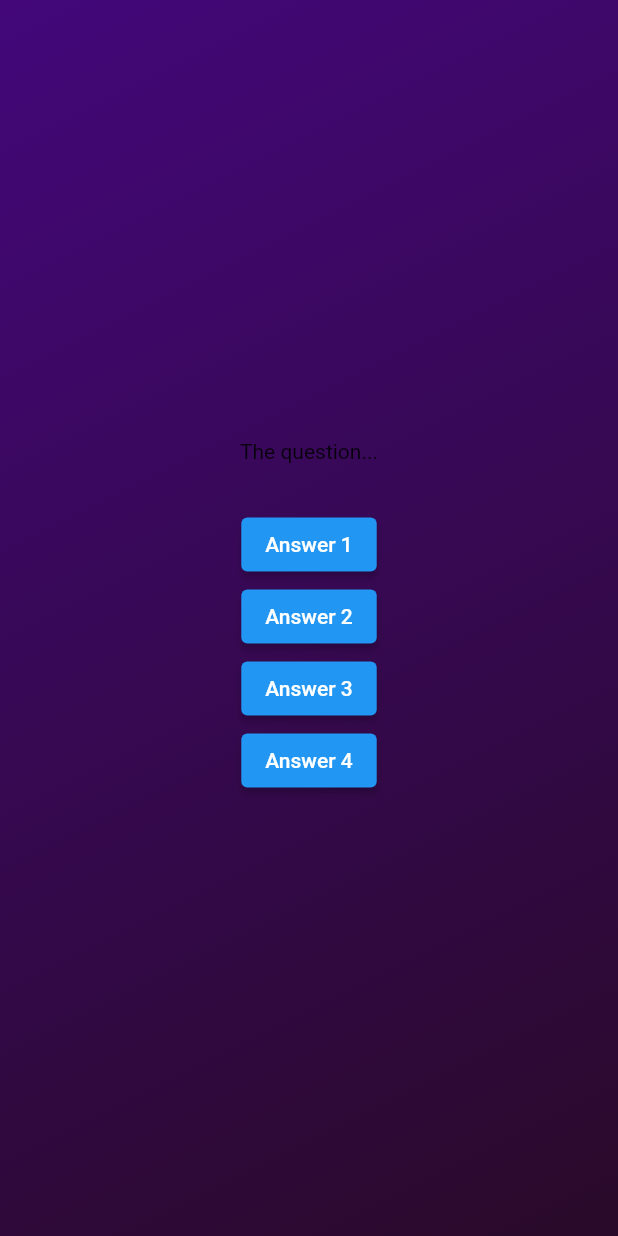
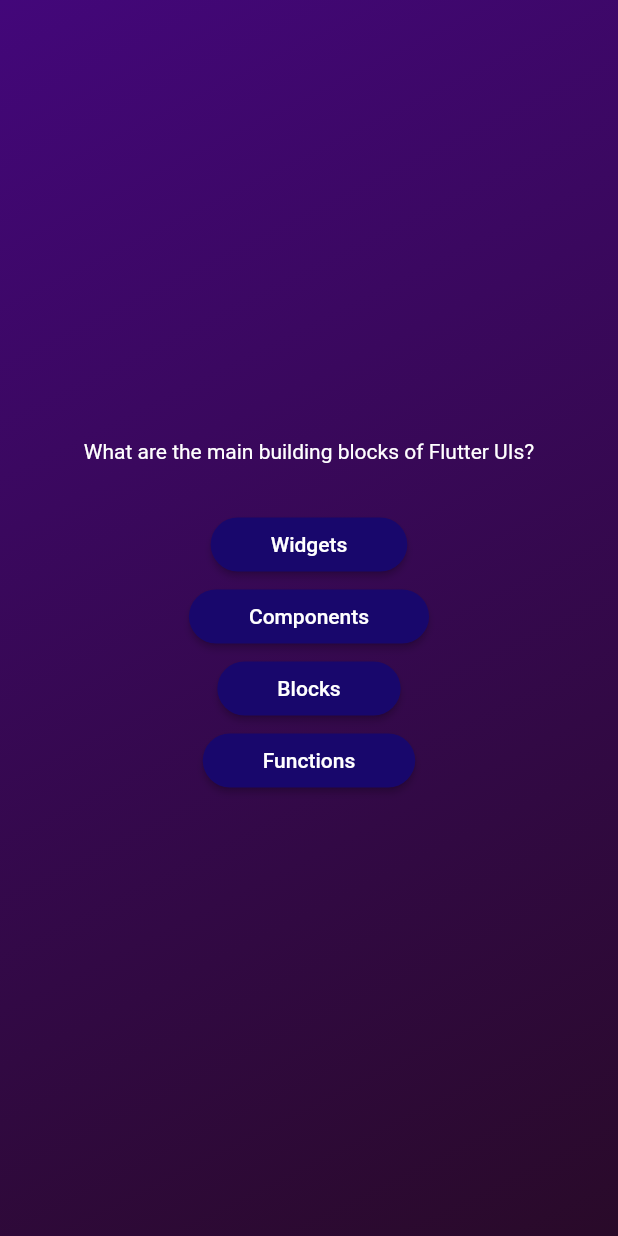
Before and after one commit to Lyubitshka/flutter-quiz, a Flutter app: the screen it shows after launch, after a tap on "Start Quiz", on a phone screen of 412 x 824 dp. Run offline on Flutter 3.47's test engine with Material 2 defaults, Android fonts, the light colour scheme and no system bars.

Commit message:
adding data

```diff
--- /dev/null
+++ b/lib/answer_button.dart
@@ -0,0 +1,23 @@
+import 'package:flutter/material.dart';
+
+class AnswerButton extends StatelessWidget {
+  const AnswerButton(
+      {super.key, required this.answerText, required this.onTap});
+  final String answerText;
+  final void Function() onTap;
+
+  @override
+  Widget build(context) {
+    return ElevatedButton(
+      onPressed: onTap,
+      style: ElevatedButton.styleFrom(
+          padding: const EdgeInsets.symmetric(vertical: 10, horizontal: 40),
+          backgroundColor: const Color.fromARGB(255, 24, 7, 108),
+          foregroundColor: Colors.white,
+          shape: RoundedRectangleBorder(
+            borderRadius: BorderRadius.circular(40),
+          )),
+      child: Text(answerText),
+    );
+  }
+}
--- a/lib/questions_screen.dart
+++ b/lib/questions_screen.dart
@@ -1,4 +1,6 @@
 import 'package:flutter/material.dart';
+import 'package:quiz_third_project/answer_button.dart';
+import 'package:quiz_third_project/data/questions.dart';
 
 class QuestionsScreen extends StatefulWidget {
   const QuestionsScreen({super.key});
@@ -11,30 +13,25 @@
 class _QuestionsScreen extends State<QuestionsScreen> {
   @override
   Widget build(context) {
+    final currQuestion = questions[0];
+
     return Center(
       child: Column(
         mainAxisSize: MainAxisSize.min,
         children: [
-          const Text('The question...'),
+          Text(
+            currQuestion.text,
+            style: TextStyle(color: Colors.white),
+          ),
           const SizedBox(
             height: 30,
           ),
-          ElevatedButton(
-            onPressed: () {},
-            child: const Text('Answer 1'),
-          ),
-          ElevatedButton(
-            onPressed: () {},
-            child: const Text('Answer 2'),
-          ),
-          ElevatedButton(
-            onPressed: () {},
-            child: const Text('Answer 3'),
-          ),
-          ElevatedButton(
-            onPressed: () {},
-            child: const Text('Answer 4'),
-          ),
+          ...currQuestion.answers.map((answer) {
+            return AnswerButton(
+              answerText: answer,
+              onTap: () {},
+            );
+          })
         ],
       ),
     );
```
